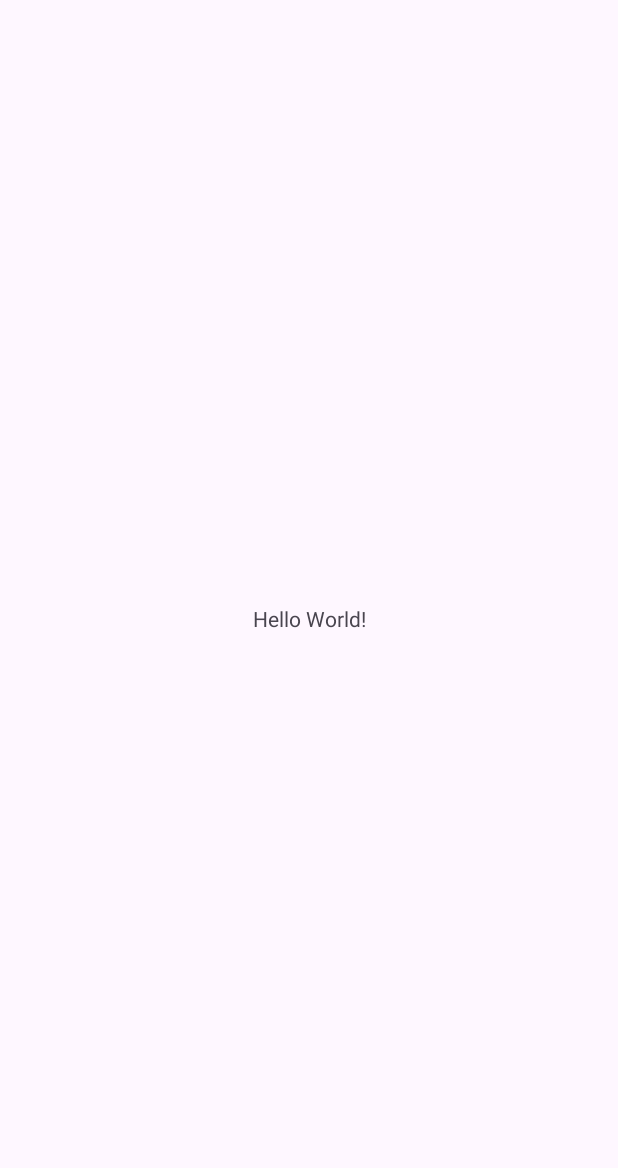
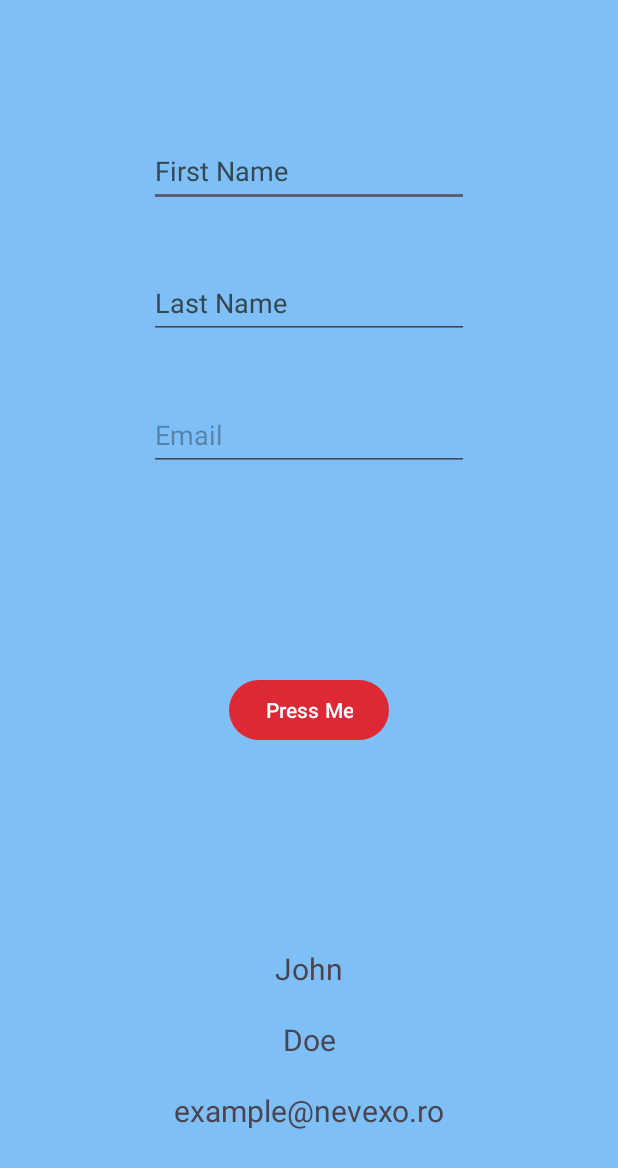
Before and after one commit to WakyzoneP/FirstChallenge-Android, an Android app: the screen it shows after launch (MainActivity), on a phone screen of 412 x 824 dp. Before the commit the part shown is almost empty. Shown: the top 1168 px of the screen. Run offline under Robolectric (Android 15) with nearby library versions, the phone set to English and light mode, and no system bars.

Commit message:
Last commit

```diff
--- a/app/src/main/java/com/nevexo/firstchallenge_android/MainActivity.java
+++ b/app/src/main/java/com/nevexo/firstchallenge_android/MainActivity.java
@@ -3,12 +3,41 @@ package com.nevexo.firstchallenge_android;
 import androidx.appcompat.app.AppCompatActivity;
 
 import android.os.Bundle;
+import android.view.View;
+import android.widget.EditText;
+import android.widget.TextView;
 
 public class MainActivity extends AppCompatActivity {
+
+    private EditText etFirstName;
+    private EditText etLastName;
+    private EditText etEmail;
+
+    private TextView tvFirstName;
+    private TextView tvLastName;
+    private TextView tvEmail;
 
     @Override
     protected void onCreate(Bundle savedInstanceState) {
         super.onCreate(savedInstanceState);
         setContentView(R.layout.activity_main);
+
+        etFirstName = findViewById(R.id.editTextFirstName);
+        etLastName = findViewById(R.id.editTextLastName);
+        etEmail = findViewById(R.id.editTextEmail);
+
+        tvFirstName = findViewById(R.id.textViewFirstName);
+        tvLastName = findViewById(R.id.textViewLastName);
+        tvEmail = findViewById(R.id.textViewEmail);
+    }
+
+    public void onBtnClick(View view) {
+        String firstName = etFirstName.getText().toString();
+        String lastName = etLastName.getText().toString();
+        String email = etEmail.getText().toString();
+
+        tvFirstName.setText(firstName);
+        tvLastName.setText(lastName);
+        tvEmail.setText(email);
     }
 }
--- a/app/src/main/res/layout/activity_main.xml
+++ b/app/src/main/res/layout/activity_main.xml
@@ -4,15 +4,96 @@
     xmlns:tools="http://schemas.android.com/tools"
     android:layout_width="match_parent"
     android:layout_height="match_parent"
+    android:background="#922196F3"
     tools:context=".MainActivity">
 
-    <TextView
+    <EditText
+        android:id="@+id/editTextFirstName"
         android:layout_width="wrap_content"
         android:layout_height="wrap_content"
-        android:text="Hello World!"
-        app:layout_constraintBottom_toBottomOf="parent"
+        android:layout_marginTop="90dp"
+        android:autofillHints=""
+        android:ems="10"
+        android:hint="@string/first_name"
+        android:inputType="textPersonName"
+        android:minHeight="48dp"
+        android:textColorHint="#37474F"
         app:layout_constraintEnd_toEndOf="parent"
         app:layout_constraintStart_toStartOf="parent"
         app:layout_constraintTop_toTopOf="parent" />
 
+    <EditText
+        android:id="@+id/editTextLastName"
+        android:layout_width="wrap_content"
+        android:layout_height="wrap_content"
+        android:layout_marginTop="40dp"
+        android:ems="10"
+        android:hint="@string/last_name"
+        android:inputType="textPersonName"
+        android:minHeight="48dp"
+        android:textColorHint="#37474F"
+        app:layout_constraintEnd_toEndOf="parent"
+        app:layout_constraintStart_toStartOf="parent"
+        app:layout_constraintTop_toBottomOf="@+id/editTextFirstName"
+        android:autofillHints="" />
+
+    <EditText
+        android:id="@+id/editTextEmail"
+        android:layout_width="wrap_content"
+        android:layout_height="wrap_content"
+        android:layout_marginTop="40dp"
+        android:ems="10"
+        android:hint="@string/email"
+        android:inputType="textWebEmailAddress"
+        android:minHeight="48dp"
+        app:layout_constraintEnd_toEndOf="parent"
+        app:layout_constraintStart_toStartOf="parent"
+        app:layout_constraintTop_toBottomOf="@+id/editTextLastName"
+        android:autofillHints="" />
+
+    <Button
+        android:id="@+id/btnToShowDetails"
+        android:layout_width="wrap_content"
+        android:layout_height="wrap_content"
+        android:text="@string/press_me"
+        app:backgroundTint="#CDF60404"
+        app:layout_constraintBottom_toTopOf="@+id/textViewFirstName"
+        app:layout_constraintEnd_toEndOf="parent"
+        app:layout_constraintStart_toStartOf="parent"
+        app:layout_constraintTop_toBottomOf="@+id/editTextEmail"
+        android:onClick="onBtnClick"/>
+
+    <TextView
+        android:id="@+id/textViewEmail"
+        android:layout_width="wrap_content"
+        android:layout_height="wrap_content"
+        android:layout_marginBottom="70dp"
+        android:text="@string/example_nevexo_ro"
+        android:textSize="20sp"
+        app:layout_constraintBottom_toBottomOf="parent"
+        app:layout_constraintEnd_toEndOf="parent"
+        app:layout_constraintStart_toStartOf="parent" />
+
+    <TextView
+        android:id="@+id/textViewLastName"
+        android:layout_width="wrap_content"
+        android:layout_height="wrap_content"
+        android:layout_marginBottom="20dp"
+        android:text="@string/doe"
+        android:textSize="20sp"
+        app:layout_constraintBottom_toTopOf="@+id/textViewEmail"
+        app:layout_constraintEnd_toEndOf="parent"
+        app:layout_constraintStart_toStartOf="parent" />
+
+    <TextView
+        android:id="@+id/textViewFirstName"
+        android:layout_width="wrap_content"
+        android:layout_height="wrap_content"
+        android:layout_marginBottom="20dp"
+        android:text="@string/john"
+        android:textSize="20sp"
+        app:layout_constraintBottom_toTopOf="@+id/textViewLastName"
+        app:layout_constraintEnd_toEndOf="parent"
+        app:layout_constraintStart_toStartOf="parent"
+        tools:ignore="TextSizeCheck" />
 </androidx.constraintlayout.widget.ConstraintLayout>
--- a/app/src/main/res/values/strings.xml
+++ b/app/src/main/res/values/strings.xml
@@ -1,3 +1,10 @@
 <resources>
     <string name="app_name">FirstChallenge-Android</string>
+    <string name="press_me">Press Me</string>
+    <string name="email">Email</string>
+    <string name="first_name">First Name</string>
+    <string name="last_name">Last Name</string>
+    <string name="example_nevexo_ro">example@nevexo.ro</string>
+    <string name="john">John</string>
+    <string name="doe">Doe</string>
 </resources>
```
